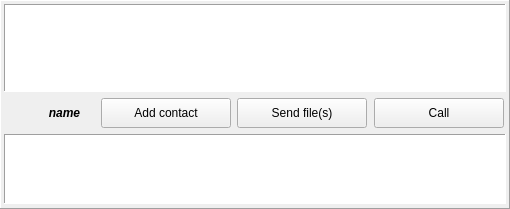
Old version of the form Homer/forms/Widgets/MessageWidget.ui in the repository Homer-Conferencing/Homer-Conferencing.
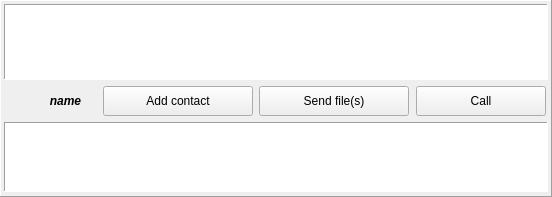
New version of the form. Icons and pictures are not drawn. Custom widgets are drawn as their Qt base class.

```diff
--- a/Homer/forms/Widgets/MessageWidget.ui
+++ b/Homer/forms/Widgets/MessageWidget.ui
@@ -6,8 +6,8 @@
    <rect>
     <x>0</x>
     <y>0</y>
-    <width>510</width>
-    <height>209</height>
+    <width>552</width>
+    <height>197</height>
    </rect>
   </property>
   <property name="sizePolicy">
@@ -227,7 +227,7 @@
          <widget class="QPushButton" name="mPbAdd">
           <property name="minimumSize">
            <size>
-            <width>130</width>
+            <width>150</width>
             <height>30</height>
            </size>
           </property>
@@ -262,7 +262,7 @@
           </property>
           <property name="minimumSize">
            <size>
-            <width>130</width>
+            <width>150</width>
             <height>30</height>
            </size>
           </property>
```
